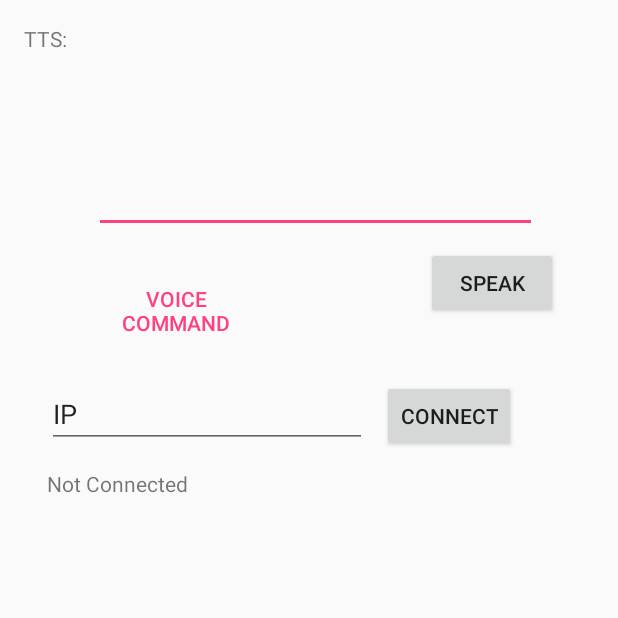
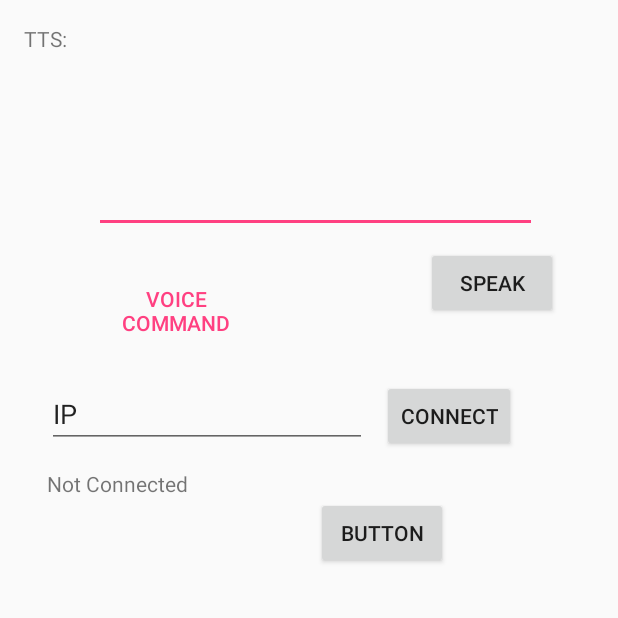
Before and after one commit to SpencerCornish/CSCI455-Robotics, an Android app: the screen it shows after launch (MainActivity), on a phone screen of 412 x 824 dp, the top half of it. Run offline under Robolectric (Android 15) with nearby library versions, the phone set to English and light mode, and no system bars.

Commit message:
All stuff

```diff
--- a/android/app/src/main/java/com/example/spencercornish/roboticsapp/NetReply.java
+++ b/android/app/src/main/java/com/example/spencercornish/roboticsapp/NetReply.java
@@ -24,12 +24,11 @@ public class NetReply extends Thread {
             OutputStream outputStream;
 
             try {
+
                 outputStream = hostThreadSocket.getOutputStream();
                 PrintStream printStream = new PrintStream(outputStream);
                 printStream.print(message);
-                printStream.close();
-
-
+                printStream.flush();
 
             } catch (IOException e) {
                 // TODO Auto-generated catch block
--- a/android/app/src/main/res/layout/activity_main.xml
+++ b/android/app/src/main/res/layout/activity_main.xml
@@ -107,4 +107,16 @@
         app:layout_constraintStart_toStartOf="parent"
         app:layout_constraintTop_toBottomOf="@+id/IpBox" />
 
+    <Button
+        android:id="@+id/sendButton"
+        android:layout_width="wrap_content"
+        android:layout_height="wrap_content"
+        android:layout_marginEnd="113dp"
+        android:layout_marginRight="113dp"
+        android:layout_marginTop="30dp"
+        android:onClick="onSendCLick"
+        android:text="Button"
+        app:layout_constraintEnd_toEndOf="parent"
+        app:layout_constraintTop_toBottomOf="@+id/ConnectButton" />
+
 </android.support.constraint.ConstraintLayout>
```
Also changed, not shown: android/app/src/main/java/com/example/spencercornish/roboticsapp/MainActivity.java (+7 -4 lines), android/app/src/main/java/com/example/spencercornish/roboticsapp/Net.java (+9 -7 lines), 1 other file.
